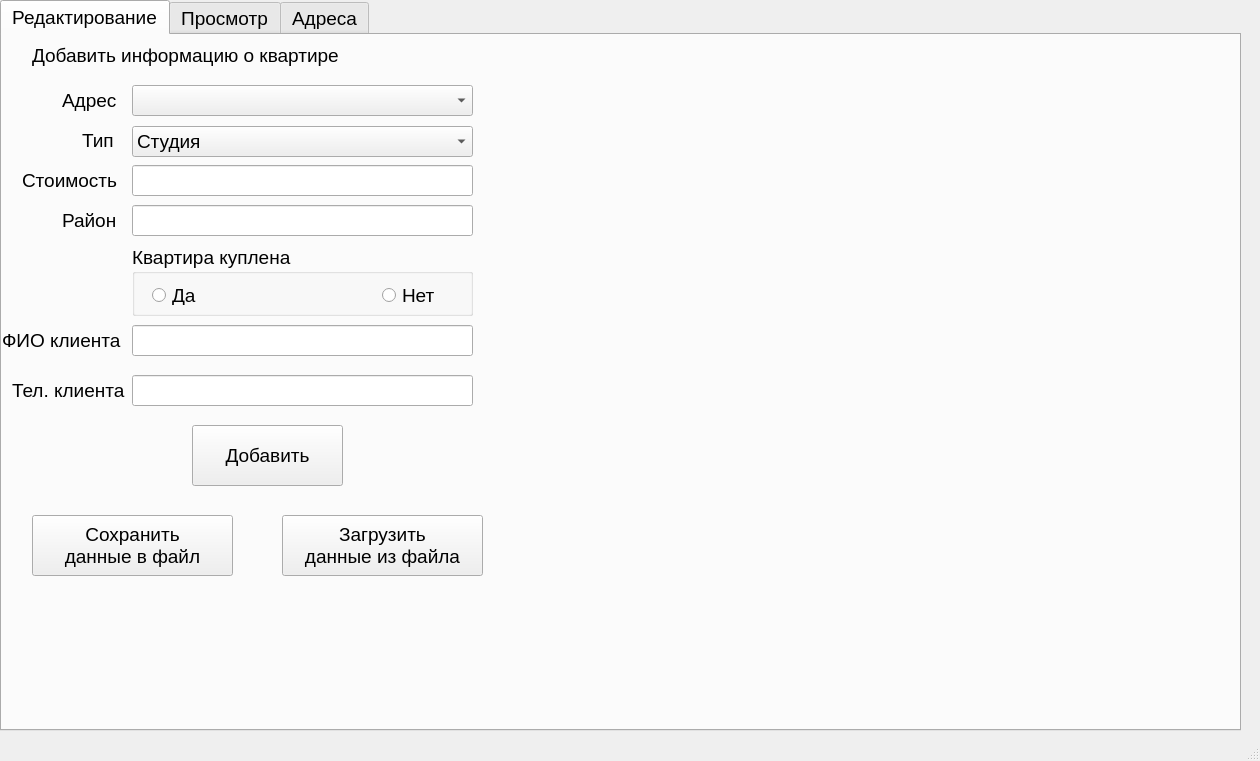
Qt form kur-such-4-1-agency/mainwindow.ui (Arfabrika/kur-such-4-1-agency) before a commit.
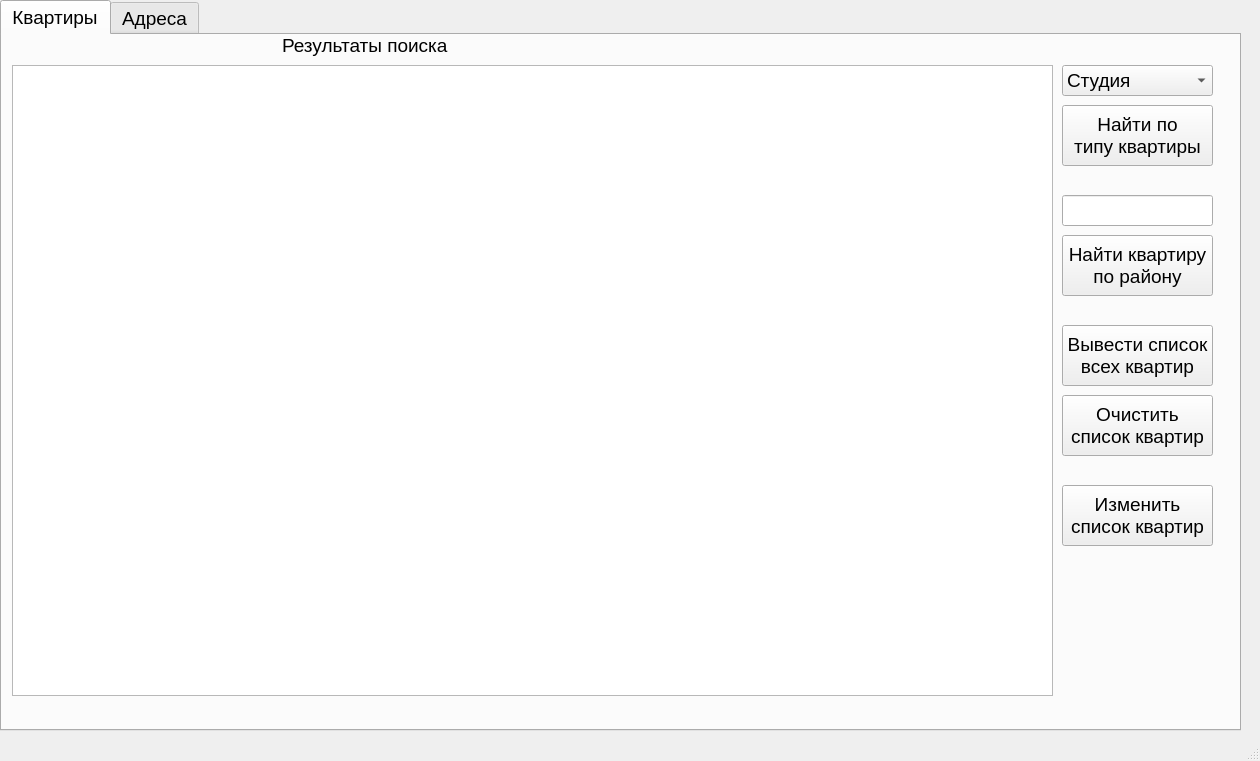
The same form after that commit.

What changed in the file:
```diff
--- a/kur-such-4-1-agency/mainwindow.ui
+++ b/kur-such-4-1-agency/mainwindow.ui
@@ -43,282 +43,9 @@
     <property name="background" stdset="0">
      <string>transparent</string>
     </property>
-    <widget class="QWidget" name="tab">
-     <attribute name="title">
-      <string>Редактирование</string>
-     </attribute>
-     <widget class="QPushButton" name="loadFile">
-      <property name="geometry">
-       <rect>
-        <x>280</x>
-        <y>480</y>
-        <width>201</width>
-        <height>61</height>
-       </rect>
-      </property>
-      <property name="text">
-       <string>Загрузить
-данные из файла</string>
-      </property>
-     </widget>
-     <widget class="QLabel" name="label_2">
-      <property name="geometry">
-       <rect>
-        <x>60</x>
-        <y>50</y>
-        <width>71</width>
-        <height>31</height>
-       </rect>
-      </property>
-      <property name="text">
-       <string>Адрес</string>
-      </property>
-     </widget>
-     <widget class="QPushButton" name="saveFile">
-      <property name="geometry">
-       <rect>
-        <x>30</x>
-        <y>480</y>
-        <width>201</width>
-        <height>61</height>
-       </rect>
-      </property>
-      <property name="text">
-       <string>Сохранить
-данные в файл</string>
-      </property>
-     </widget>
-     <widget class="QPushButton" name="add">
-      <property name="geometry">
-       <rect>
-        <x>190</x>
-        <y>390</y>
-        <width>151</width>
-        <height>61</height>
-       </rect>
-      </property>
-      <property name="text">
-       <string>Добавить</string>
-      </property>
-     </widget>
-     <widget class="QLabel" name="label_4">
-      <property name="geometry">
-       <rect>
-        <x>20</x>
-        <y>130</y>
-        <width>101</width>
-        <height>31</height>
-       </rect>
-      </property>
-      <property name="text">
-       <string>Стоимость</string>
-      </property>
-     </widget>
-     <widget class="QLabel" name="label_5">
-      <property name="geometry">
-       <rect>
-        <x>60</x>
-        <y>170</y>
-        <width>71</width>
-        <height>31</height>
-       </rect>
-      </property>
-      <property name="text">
-       <string>Район</string>
-      </property>
-     </widget>
-     <widget class="QComboBox" name="type">
-      <property name="geometry">
-       <rect>
-        <x>130</x>
-        <y>91</y>
-        <width>341</width>
-        <height>31</height>
-       </rect>
-      </property>
-      <item>
-       <property name="text">
-        <string>Студия</string>
-       </property>
-      </item>
-      <item>
-       <property name="text">
-        <string>1-комнатная</string>
-       </property>
-      </item>
-      <item>
-       <property name="text">
-        <string>2-комнатная</string>
-       </property>
-      </item>
-      <item>
-       <property name="text">
-        <string>3-комнатная</string>
-       </property>
-      </item>
-      <item>
-       <property name="text">
-        <string>Более 3 комнат</string>
-       </property>
-      </item>
-     </widget>
-     <widget class="QLineEdit" name="district">
-      <property name="geometry">
-       <rect>
-        <x>130</x>
-        <y>170</y>
-        <width>341</width>
-        <height>31</height>
-       </rect>
-      </property>
-      <property name="text">
-       <string/>
-      </property>
-     </widget>
-     <widget class="QLineEdit" name="cost">
-      <property name="geometry">
-       <rect>
-        <x>130</x>
-        <y>130</y>
-        <width>341</width>
-        <height>31</height>
-       </rect>
-      </property>
-      <property name="text">
-       <string/>
-      </property>
-     </widget>
-     <widget class="QLabel" name="label_3">
-      <property name="geometry">
-       <rect>
-        <x>80</x>
-        <y>90</y>
-        <width>71</width>
-        <height>31</height>
-       </rect>
-      </property>
-      <property name="text">
-       <string>Тип</string>
-      </property>
-     </widget>
-     <widget class="QGroupBox" name="is_bought">
-      <property name="geometry">
-       <rect>
-        <x>130</x>
-        <y>210</y>
-        <width>341</width>
-        <height>71</height>
-       </rect>
-      </property>
-      <property name="title">
-       <string>Квартира куплена</string>
-      </property>
-      <widget class="QRadioButton" name="yes_bought">
-       <property name="geometry">
-        <rect>
-         <x>20</x>
-         <y>40</y>
-         <width>89</width>
-         <height>20</height>
-        </rect>
-       </property>
-       <property name="text">
-        <string>Да</string>
-       </property>
-      </widget>
-      <widget class="QRadioButton" name="no_bought">
-       <property name="geometry">
-        <rect>
-         <x>250</x>
-         <y>40</y>
-         <width>89</width>
-         <height>20</height>
-        </rect>
-       </property>
-       <property name="text">
-        <string>Нет</string>
-       </property>
-      </widget>
-     </widget>
-     <widget class="QLabel" name="label_7">
-      <property name="geometry">
-       <rect>
-        <x>0</x>
-        <y>290</y>
-        <width>121</width>
-        <height>31</height>
-       </rect>
-      </property>
-      <property name="text">
-       <string>ФИО клиента</string>
-      </property>
-     </widget>
-     <widget class="QLineEdit" name="client_name">
-      <property name="geometry">
-       <rect>
-        <x>130</x>
-        <y>290</y>
-        <width>341</width>
-        <height>31</height>
-       </rect>
-      </property>
-      <property name="text">
-       <string/>
-      </property>
-     </widget>
-     <widget class="QLabel" name="label_8">
-      <property name="geometry">
-       <rect>
-        <x>10</x>
-        <y>340</y>
-        <width>121</width>
-        <height>31</height>
-       </rect>
-      </property>
-      <property name="text">
-       <string>Тел. клиента</string>
-      </property>
-     </widget>
-     <widget class="QLineEdit" name="client_phone">
-      <property name="geometry">
-       <rect>
-        <x>130</x>
-        <y>340</y>
-        <width>341</width>
-        <height>31</height>
-       </rect>
-      </property>
-      <property name="text">
-       <string/>
-      </property>
-     </widget>
-     <widget class="QLabel" name="label">
-      <property name="geometry">
-       <rect>
-        <x>30</x>
-        <y>10</y>
-        <width>331</width>
-        <height>21</height>
-       </rect>
-      </property>
-      <property name="text">
-       <string>Добавить информацию о квартире</string>
-      </property>
-     </widget>
-     <widget class="QComboBox" name="adressList">
-      <property name="geometry">
-       <rect>
-        <x>130</x>
-        <y>50</y>
-        <width>341</width>
-        <height>31</height>
-       </rect>
-      </property>
-     </widget>
-    </widget>
     <widget class="QWidget" name="tab_2">
      <attribute name="title">
-      <string>Просмотр</string>
+      <string>Квартиры</string>
      </attribute>
      <widget class="QLabel" name="label_6">
       <property name="geometry">
@@ -496,7 +223,7 @@
       <property name="geometry">
        <rect>
         <x>1060</x>
-        <y>380</y>
+        <y>360</y>
         <width>151</width>
         <height>61</height>
        </rect>
@@ -506,6 +233,20 @@
 список квартир</string>
       </property>
      </widget>
+     <widget class="QPushButton" name="deleteHouse">
+      <property name="geometry">
+       <rect>
+        <x>1060</x>
+        <y>450</y>
+        <width>151</width>
+        <height>61</height>
+       </rect>
+      </property>
+      <property name="text">
+       <string>Изменить
+список квартир</string>
+      </property>
+     </widget>
     </widget>
     <widget class="QWidget" name="tab_3">
      <attribute name="title">
```
Left out of the diff: 114 changed lines with no effect on the pictures.
